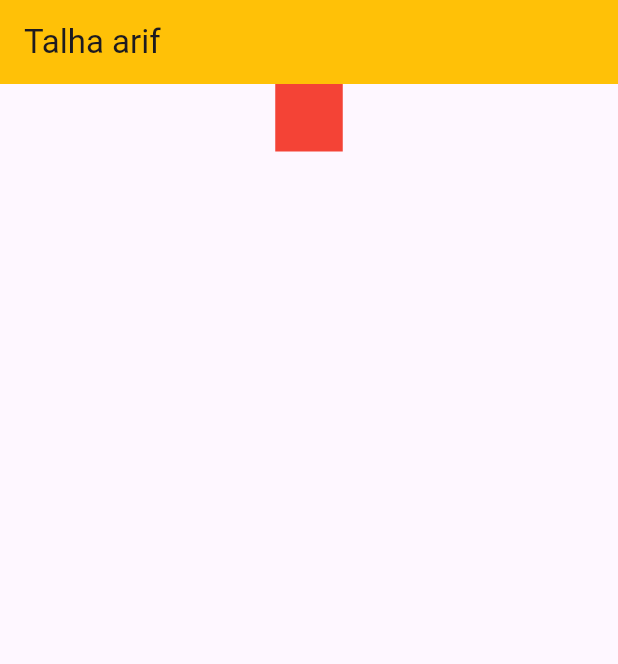
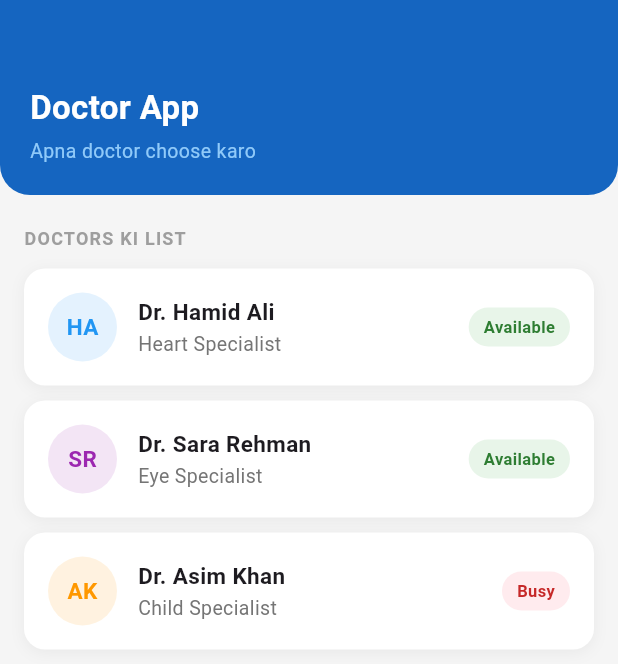
Before and after one commit to talhaarif7474jd3-blip/Profile-Card-App-, a Flutter app: the screen it shows after launch, on a phone screen of 412 x 824 dp. Shown: the top 664 px of the screen. Run offline on Flutter 3.47's test engine with Material 3 defaults, Android fonts, the phone set to English and light mode, and no system bars.

Commit message:
doctor app

```diff
--- a/lib/home.dart
+++ b/lib/home.dart
@@ -1,25 +1,21 @@
 import 'package:flutter/material.dart';
-class Home extends StatelessWidget {
-  const Home({super.key});
 
+void main() {
+  runApp(MyApp());
+}
+
+class MyApp extends StatelessWidget {
   @override
   Widget build(BuildContext context) {
-    return Scaffold(
-      appBar: AppBar(
-        title: Text("Talha arif"),
-        backgroundColor: Colors.amber,
+    return MaterialApp(
+      home: Scaffold(
+        appBar: AppBar(
+          title: Text('Meri Pehli App'),
+        ),
+        body: Center(
+          child: Text('Assalam o Alaikum!'),
+        ),
       ),
-      body: Column(
-        children: [
-          Center(
-            child: Container(
-              width: 45,
-              height: 45,
-              color: Colors.red,
-            ),
-          )
-        ],
-      )
     );
   }
 }
--- a/lib/main.dart
+++ b/lib/main.dart
@@ -1,17 +1,176 @@
 import 'package:flutter/material.dart';
-import 'package:flutter_project/home.dart';
 
-void main() {
-  runApp(const MyApp());
+void main() => runApp(const MyApp());
+
+class Doctor {
+  final String initials;
+  final String name;
+  final String specialty;
+  final bool isAvailable;
+  final Color color;
+
+  const Doctor({
+    required this.initials,
+    required this.name,
+    required this.specialty,
+    required this.isAvailable,
+    required this.color,
+  });
 }
+
+const List<Doctor> doctors = [
+  Doctor(initials: 'HA', name: 'Dr. Hamid Ali',   specialty: 'Heart Specialist', isAvailable: true,  color: Colors.blue),
+  Doctor(initials: 'SR', name: 'Dr. Sara Rehman', specialty: 'Eye Specialist',   isAvailable: true,  color: Colors.purple),
+  Doctor(initials: 'AK', name: 'Dr. Asim Khan',   specialty: 'Child Specialist', isAvailable: false, color: Colors.orange),
+];
 
 class MyApp extends StatelessWidget {
   const MyApp({super.key});
 
   @override
   Widget build(BuildContext context) {
-    return MaterialApp(
-      home: Home()
+    return const MaterialApp(
+      debugShowCheckedModeBanner: false,
+      home: DoctorListScreen(),
     );
   }
 }
+
+class DoctorListScreen extends StatelessWidget {
+  const DoctorListScreen({super.key});
+
+  @override
+  Widget build(BuildContext context) {
+    return Scaffold(
+      backgroundColor: const Color(0xFFF5F5F5),
+      body: Column(
+        children: [
+          _buildHeader(),
+          const SizedBox(height: 20),
+          Padding(
+            padding: const EdgeInsets.symmetric(horizontal: 16),
+            child: Align(
+              alignment: Alignment.centerLeft,
+              child: Text(
+                'DOCTORS KI LIST',
+                style: TextStyle(
+                  fontSize: 12,
+                  fontWeight: FontWeight.w600,
+                  color: Colors.grey[500],
+                  letterSpacing: 0.8,
+                ),
+              ),
+            ),
+          ),
+          const SizedBox(height: 12),
+          Expanded(
+            child: ListView.separated(
+              padding: const EdgeInsets.symmetric(horizontal: 16),
+              itemCount: doctors.length,
+              separatorBuilder: (_, __) => const SizedBox(height: 10),
+              itemBuilder: (context, i) => DoctorCard(doctor: doctors[i]),
+            ),
+          ),
+        ],
+      ),
+    );
+  }
+
+  Widget _buildHeader() {
+    return Container(
+      width: double.infinity,
+      padding: const EdgeInsets.fromLTRB(20, 56, 20, 20),
+      decoration: const BoxDecoration(
+        color: Color(0xFF1565C0),
+        borderRadius: BorderRadius.vertical(bottom: Radius.circular(20)),
+      ),
+      child: Column(
+        crossAxisAlignment: CrossAxisAlignment.start,
+        children: const [
+          Text('Doctor App',
+              style: TextStyle(color: Colors.white, fontSize: 22, fontWeight: FontWeight.w600)),
+          SizedBox(height: 4),
+          Text('Apna doctor choose karo',
+              style: TextStyle(color: Color(0xFF90CAF9), fontSize: 13)),
+        ],
+      ),
+    );
+  }
+}
+
+class DoctorCard extends StatelessWidget {
+  final Doctor doctor;
+  const DoctorCard({super.key, required this.doctor});
+
+  @override
+  Widget build(BuildContext context) {
+    return Container(
+      padding: const EdgeInsets.all(16),
+      decoration: BoxDecoration(
+        color: Colors.white,
+        borderRadius: BorderRadius.circular(14),
+        boxShadow: [BoxShadow(color: Colors.black.withOpacity(0.05), blurRadius: 8, offset: const Offset(0, 2))],
+      ),
+      child: Row(
+        children: [
+          _Avatar(doctor: doctor),
+          const SizedBox(width: 14),
+          Column(
+            crossAxisAlignment: CrossAxisAlignment.start,
+            children: [
+              Text(doctor.name, style: const TextStyle(fontSize: 15, fontWeight: FontWeight.w600)),
+              const SizedBox(height: 2),
+              Text(doctor.specialty, style: TextStyle(fontSize: 13, color: Colors.grey[600])),
+            ],
+          ),
+          const Spacer(),
+          _StatusBadge(isAvailable: doctor.isAvailable),
+        ],
+      ),
+    );
+  }
+}
+
+class _Avatar extends StatelessWidget {
+  final Doctor doctor;
+  const _Avatar({required this.doctor});
+
+  @override
+  Widget build(BuildContext context) {
+    return Container(
+      width: 46,
+      height: 46,
+      decoration: BoxDecoration(
+        color: doctor.color.withOpacity(0.12),
+        shape: BoxShape.circle,
+      ),
+      alignment: Alignment.center,
+      child: Text(doctor.initials,
+          style: TextStyle(color: doctor.color, fontWeight: FontWeight.w600, fontSize: 15)),
+    );
+  }
+}
+
+class _StatusBadge extends StatelessWidget {
+  final bool isAvailable;
+  const _StatusBadge({required this.isAvailable});
+
+  @override
+  Widget build(BuildContext context) {
+    return Container(
+      padding: const EdgeInsets.symmetric(horizontal: 10, vertical: 5),
+      decoration: BoxDecoration(
+        color: isAvailable ? const Color(0xFFE8F5E9) : const Color(0xFFFFEBEE),
+        borderRadius: BorderRadius.circular(20),
+      ),
+      child: Text(
+        isAvailable ? 'Available' : 'Busy',
+        style: TextStyle(
+          fontSize: 11,
+          fontWeight: FontWeight.w600,
+          color: isAvailable ? const Color(0xFF2E7D32) : const Color(0xFFC62828),
+        ),
+      ),
+    );
+  }
+}
```
